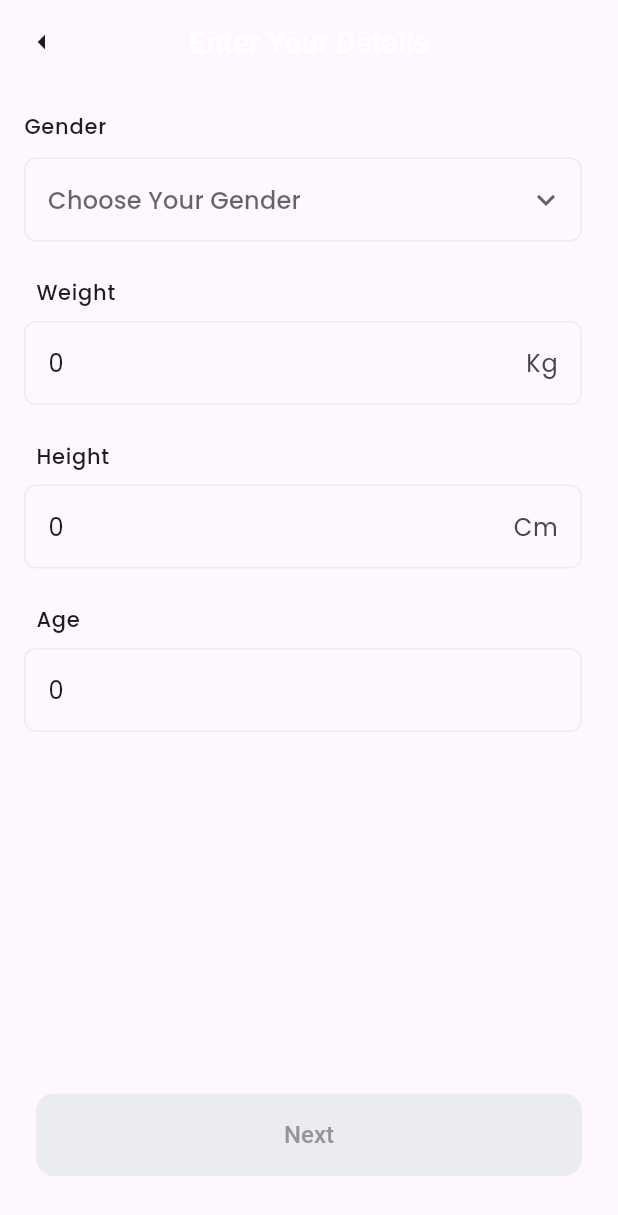
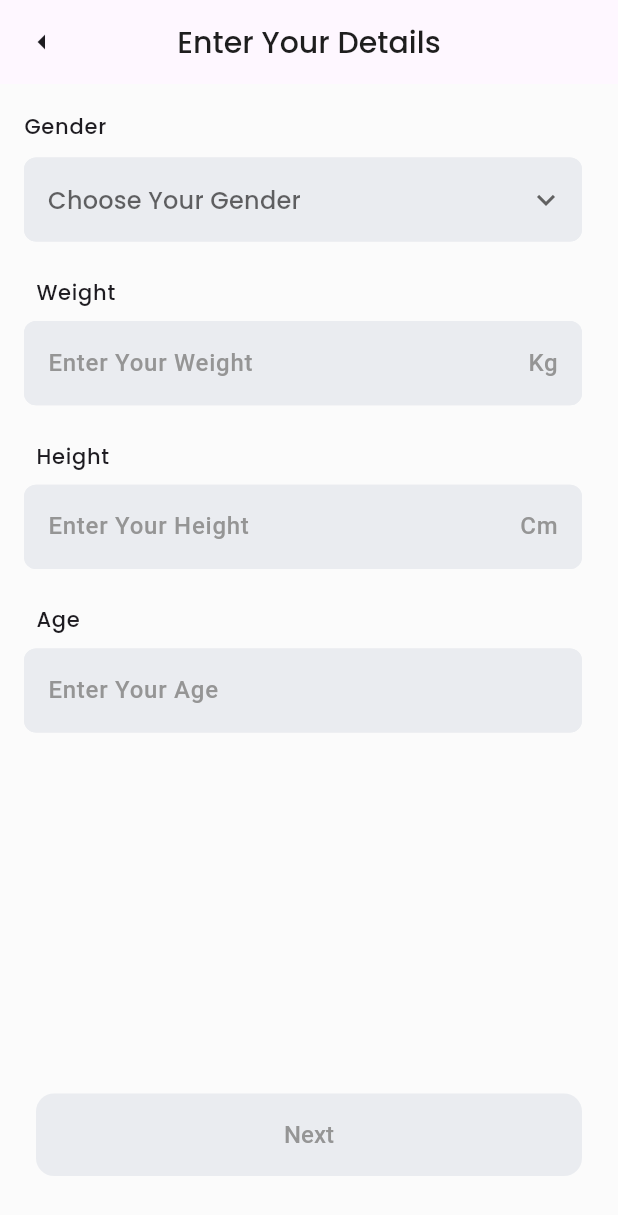
Before and after one commit to pheonixeye/balanced_meal, a Flutter app: the DetailsScreen screen opened by its route, on a phone screen of 412 x 824 dp. Shown: the top 1215 px of the screen. Run offline on Flutter 3.47's test engine with Material 3 defaults, Android fonts, the phone set to English and light mode, and no system bars; our stand-ins replace cached_network_image, cloud_firestore, equatable, firebase_core, go_router, google_fonts; accounts and stored records are empty; Roboto replaces fonts that are missing (Questrial).

Commit message:
fix: gender dropdown to slightly match the figma design - still needs work

```diff
--- a/lib/pages/details_screen/details_screen.dart
+++ b/lib/pages/details_screen/details_screen.dart
@@ -1,6 +1,7 @@
 import 'package:balanced_meal/models/user_details_model.dart';
 import 'package:balanced_meal/providers/px_user_details.dart';
 import 'package:balanced_meal/routes/routes.dart';
+import 'package:balanced_meal/theme/theme.dart';
 import 'package:flutter/material.dart';
 import 'package:flutter/services.dart';
 import 'package:go_router/go_router.dart';
@@ -60,16 +61,48 @@ class _DetailsScreenState extends State<DetailsScreen> {
                               ),
                             ),
                             subtitle: DropdownButtonHideUnderline(
+                              child: ButtonTheme(
+                                alignedDropdown: true,
+                                layoutBehavior:
+                                    ButtonBarLayoutBehavior.constrained,
                                 child: DropdownButtonFormField<Gender>(
                                   //TODO: match figma design(dropdown items should not cover the button while open)
                                   items: [
                                     ...Gender.values.map((e) {
                                       return DropdownMenuItem<Gender>(
                                         value: e,
+                                        child: Container(
+                                          decoration: BoxDecoration(
+                                            color: d.detailsModel.gender == e
+                                                ? Color(0xffFFEDE3)
+                                                : null,
+                                          ),
+                                          padding: EdgeInsets.symmetric(
+                                            horizontal: 16,
+                                            vertical: 12,
+                                          ),
+                                          child: Row(
+                                            children: [
+                                              Expanded(
                                                 child: Text(e.name),
+                                              ),
+                                              if (d.detailsModel.gender == e)
+                                                Icon(
+                                                  Icons.check,
+                                                  color: AppTheme.primaryColor,
+                                                ),
+                                            ],
+                                          ),
+                                        ),
                                       );
                                     })
                                   ],
+
+                                  selectedItemBuilder: (context) {
+                                    return Gender.values.map((e) {
+                                      return Text(e.name);
+                                    }).toList();
+                                  },
                                   borderRadius: BorderRadius.circular(12),
                                   validator: (value) {
                                     if (value == null) {
@@ -88,6 +121,7 @@ class _DetailsScreenState extends State<DetailsScreen> {
                                 ),
                               ),
                             ),
+                          ),
                           ListTile(
                             title: Padding(
                               padding: const EdgeInsets.all(8.0),
@@ -100,7 +134,9 @@ class _DetailsScreenState extends State<DetailsScreen> {
                               ),
                             ),
                             subtitle: TextFormField(
-                              initialValue: d.detailsModel.weight.toString(),
+                              initialValue: d.detailsModel.weight == 0
+                                  ? null
+                                  : d.detailsModel.weight.toString(),
                               keyboardType: TextInputType.number,
                               onChanged: (value) {
                                 d.updateDetailsModel(
@@ -129,7 +165,9 @@ class _DetailsScreenState extends State<DetailsScreen> {
                               ),
                             ),
                             subtitle: TextFormField(
-                              initialValue: d.detailsModel.height.toString(),
+                              initialValue: d.detailsModel.height == 0
+                                  ? null
+                                  : d.detailsModel.height.toString(),
                               keyboardType: TextInputType.number,
                               onChanged: (value) {
                                 d.updateDetailsModel(
@@ -158,7 +196,9 @@ class _DetailsScreenState extends State<DetailsScreen> {
                               ),
                             ),
                             subtitle: TextFormField(
-                              initialValue: d.detailsModel.age.toString(),
+                              initialValue: d.detailsModel.age == 0
+                                  ? null
+                                  : d.detailsModel.age.toString(),
                               keyboardType: TextInputType.number,
                               inputFormatters: [
                                 FilteringTextInputFormatter.digitsOnly
--- a/lib/theme/theme.dart
+++ b/lib/theme/theme.dart
@@ -12,6 +12,7 @@ class AppTheme {
 
   static final theme = ThemeData(
     primaryColor: primaryColor,
+    scaffoldBackgroundColor: Color(0xffFBFBFB),
     textTheme: GoogleFonts.poppinsTextTheme(),
     elevatedButtonTheme: ElevatedButtonThemeData(
       style: ElevatedButton.styleFrom(
@@ -33,6 +34,13 @@ class AppTheme {
       ),
     ),
     inputDecorationTheme: InputDecorationTheme(
+      fillColor: Color(0xffEAECF0),
+      filled: true,
+      hintStyle: GoogleFonts.questrial(
+        fontSize: 16,
+        fontWeight: FontWeight.w500,
+        color: Color(0xff959595),
+      ),
       border: OutlineInputBorder(
         borderRadius: BorderRadius.circular(8),
         borderSide: BorderSide(
@@ -54,9 +62,10 @@ class AppTheme {
       floatingLabelBehavior: FloatingLabelBehavior.always,
     ),
     appBarTheme: AppBarTheme(
-      titleTextStyle: TextStyle(
+      titleTextStyle: GoogleFonts.poppins(
         fontSize: 20,
         fontWeight: FontWeight.w500,
+        color: Color(0xff1E1E1E),
       ),
       centerTitle: true,
     ),
```
Also changed, not shown: 1 other file. Lines whose indentation alone changed are shown as unchanged.
